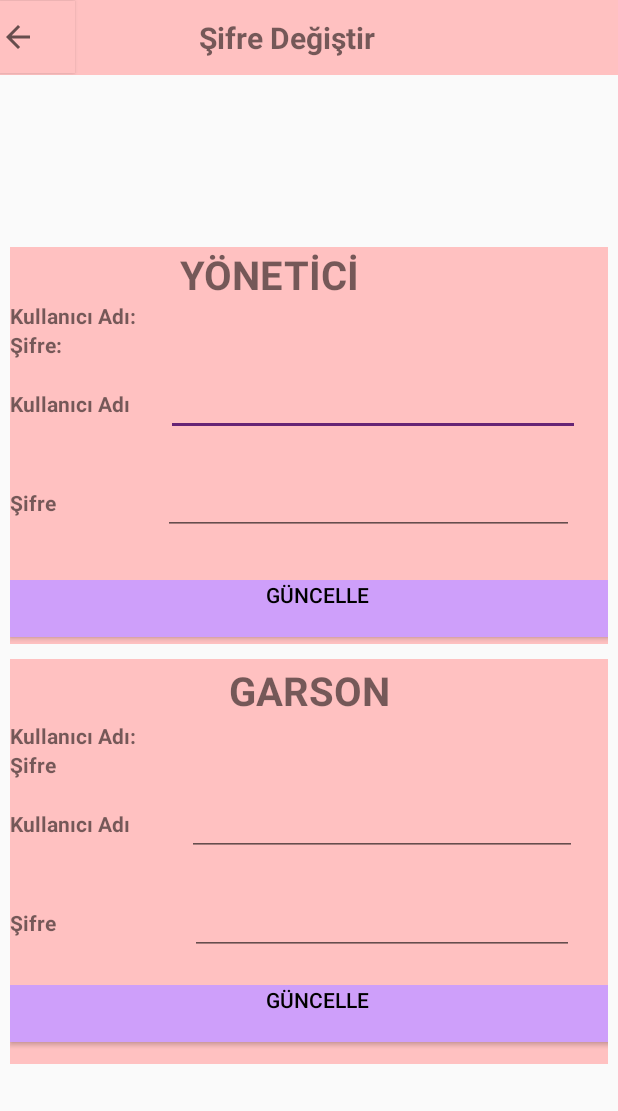
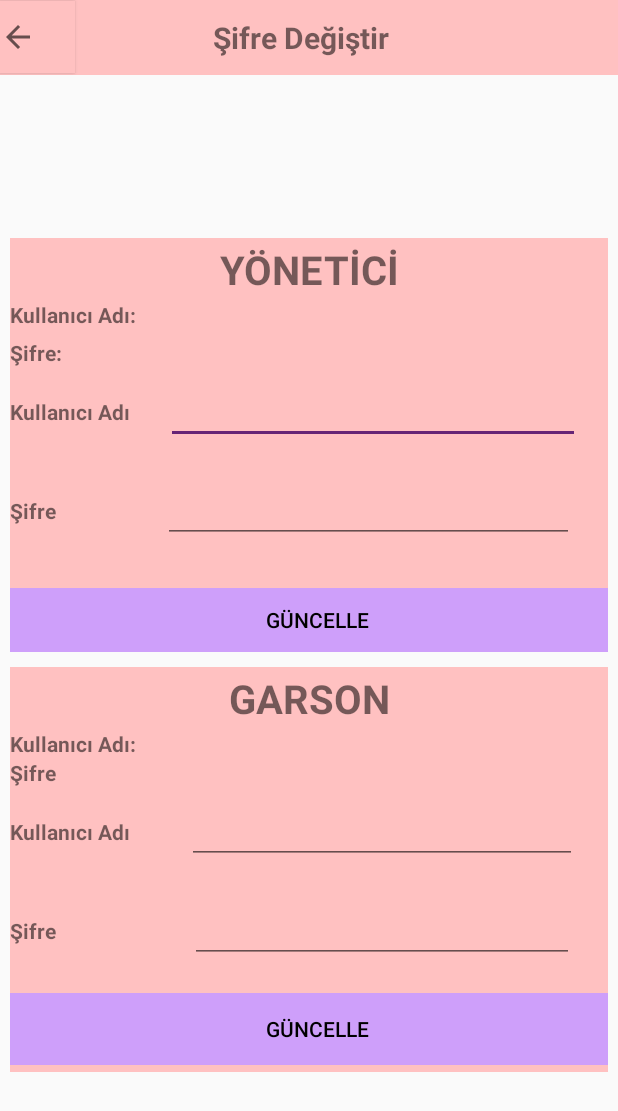
Before and after one commit to iremakdgn/siparisadmin, an Android app: the SifreDegis screen opened directly, with no data from a screen before it, on a phone screen of 412 x 824 dp. Shown: the top 1111 px of the screen. Run offline under Robolectric (Android 15) with nearby library versions, the phone set to English and light mode, and no system bars; 1 statement that could not run was skipped.

```diff
--- a/app/src/main/java/com/corba/corbam/Services/APIClient.java
+++ b/app/src/main/java/com/corba/corbam/Services/APIClient.java
@@ -6,7 +6,7 @@ import retrofit2.converter.gson.GsonConverterFactory;
 
 public class APIClient {
     private static Retrofit retrofit = null;
-    private static String Base_Url = "http://192.168.1.102/siparisapi/api/";
+    private static String Base_Url = "http://192.168.1.105/siparisapi/api/";
 
     public static Retrofit getClient() {
         if (retrofit == null) {
--- a/app/src/main/res/layout/activity_belli_tarih.xml
+++ b/app/src/main/res/layout/activity_belli_tarih.xml
@@ -54,6 +54,7 @@
 
                 <EditText
                     android:id="@+id/texttrhal"
+                    android:gravity="center"
                     android:layout_width="match_parent"
                     android:layout_height="wrap_content"
                     android:ems="10"
@@ -62,9 +63,11 @@
 
                 <Button
                     android:id="@+id/listelebtn"
-                    android:layout_width="118dp"
+                    android:background="#ffc1c1"
+                    android:layout_width="wrap_content"
                     android:layout_height="match_parent"
                     android:layout_marginTop="5dp"
+                    android:layout_marginLeft="20dp"
                     android:drawableLeft="@drawable/checkmark"
                     android:text="Listele"
                     android:textSize="40px"></Button>
--- a/app/src/main/res/layout/activity_iki_tarih.xml
+++ b/app/src/main/res/layout/activity_iki_tarih.xml
@@ -53,6 +53,7 @@
                     <EditText
                         android:id="@+id/texttrhal1"
                         android:layout_width="125dp"
+                        android:gravity="center"
                         android:layout_height="wrap_content"
                         android:ems="10"
                         android:hint="İlk Tarihi Seç"
@@ -60,6 +61,7 @@
 
                     <EditText
                         android:id="@+id/texttrhal2"
+                        android:gravity="center"
                         android:layout_width="129dp"
                         android:layout_height="wrap_content"
                         android:layout_marginLeft="20dp"
@@ -70,6 +72,7 @@
                     <Button
                         android:id="@+id/listelebtn"
                         android:layout_width="108dp"
+                        android:background="#ffc1c1"
                         android:layout_height="match_parent"
                         android:layout_marginLeft="20dp"
                         android:layout_marginTop="5dp"
--- a/app/src/main/res/layout/activity_menu_islem.xml
+++ b/app/src/main/res/layout/activity_menu_islem.xml
@@ -38,17 +38,19 @@
     <LinearLayout
         android:layout_width="match_parent"
         android:layout_height="match_parent"
+        android:layout_gravity="center"
         android:orientation="vertical">
         <Button
             android:layout_marginTop="10dp"
             android:layout_width="wrap_content"
             android:layout_height="wrap_content"
             android:id="@+id/btngncl"
-            android:layout_gravity="right"
+            android:layout_gravity="center"
             android:text="Menü Ekle"
             android:background="@color/colorPrimary"
             />
         <ListView
+            android:layout_marginTop="10dp"
             android:layout_width="wrap_content"
             android:layout_height="wrap_content"
         android:id="@+id/listmenu"/>
--- a/app/src/main/res/layout/activity_sifre_degis.xml
+++ b/app/src/main/res/layout/activity_sifre_degis.xml
@@ -26,7 +26,7 @@
         </Button>
 
         <TextView
-            android:layout_width="282dp"
+            android:layout_width="300dp"
             android:layout_height="wrap_content"
             android:gravity="center"
             android:text="Şifre Değiştir"
@@ -59,32 +59,31 @@
                 android:orientation="vertical">
 
                 <LinearLayout
-                    android:layout_width="wrap_content"
+                    android:layout_width="match_parent"
                     android:layout_height="wrap_content"
                     android:orientation="vertical">
 
                     <TextView
                         android:id="@+id/textView4"
-                        android:layout_width="345dp"
-                        android:layout_height="wrap_content"
+                        android:layout_width="match_parent"
+                        android:layout_height="41dp"
+                        android:layout_gravity="center"
                         android:layout_weight="1"
                         android:gravity="center"
                         android:text="YÖNETİCİ"
                         android:textSize="40px"
                         android:textStyle="bold"
-                        tools:ignore="MissingConstraints"
-                        tools:layout_editor_absoluteX="134dp"
-                        tools:layout_editor_absoluteY="16dp" />
+                        />
 
                     <LinearLayout
-                        android:layout_width="wrap_content"
+                        android:layout_width="match_parent"
                         android:layout_height="wrap_content"
                         android:orientation="vertical">
 
                         <TextView
                             android:id="@+id/geskikul"
-                            android:layout_width="265dp"
-                            android:layout_height="wrap_content"
+                            android:layout_width="match_parent"
+                            android:layout_height="25dp"
                             android:text="Kullanıcı Adı:"
                             android:textStyle="bold"
                             tools:ignore="MissingConstraints"
@@ -158,15 +157,15 @@
 
                     <LinearLayout
                         android:layout_width="match_parent"
-                        android:layout_height="75dp"
+                        android:layout_height="wrap_content"
                         android:orientation="horizontal">
                         <Button
                             android:id="@+id/button"
-                            android:layout_width="213dp"
-                            android:layout_height="38dp"
+                            android:layout_width="wrap_content"
+                            android:layout_height="wrap_content"
                             android:layout_weight="1"
                             android:background="#CE9FFA"
-                            android:gravity="center_horizontal"
+                            android:gravity="center"
                             android:text="GÜNCELLE"
                             android:textColor="#000" />
                     </LinearLayout>
@@ -285,15 +284,15 @@
                     </LinearLayout>
                     <LinearLayout
                         android:layout_width="match_parent"
-                        android:layout_height="75dp"
+                        android:layout_height="wrap_content"
                         android:orientation="horizontal">
                         <Button
                             android:id="@+id/button2"
-                            android:layout_width="213dp"
-                            android:layout_height="38dp"
+                            android:layout_width="wrap_content"
+                            android:layout_height="wrap_content"
                             android:layout_weight="1"
                             android:background="#CE9FFA"
-                            android:gravity="center_horizontal"
+                            android:gravity="center"
                             android:text="GÜNCELLE"
                             android:textColor="#000" />
                     </LinearLayout>
--- a/app/src/main/res/layout/bellitarihli_dizayn.xml
+++ b/app/src/main/res/layout/bellitarihli_dizayn.xml
@@ -18,6 +18,8 @@
 
             <TextView
                 android:id="@+id/sdtylist"
+                android:textStyle="bold"
+                android:layout_marginLeft="10dp"
                 android:layout_width="match_parent"
                 android:layout_height="100dp"
                 android:textSize="40px"></TextView>
@@ -30,6 +32,7 @@
 
             <TextView
                 android:id="@+id/lblmasano"
+                android:textStyle="bold"
                 android:layout_width="match_parent"
                 android:layout_height="33dp"
                 android:text="MASA NO"
@@ -37,6 +40,7 @@
 
             <TextView
                 android:id="@+id/lbltarih"
+                android:textStyle="bold"
                 android:layout_width="match_parent"
                 android:layout_height="36dp"
                 android:text="TARİH"
@@ -44,6 +48,7 @@
 
             <TextView
                 android:id="@+id/lblsaat"
+                android:textStyle="bold"
                 android:layout_width="match_parent"
                 android:layout_height="35dp"
                 android:text="SAAT"
--- a/app/src/main/res/layout/ikitarihli_dizayn.xml
+++ b/app/src/main/res/layout/ikitarihli_dizayn.xml
@@ -20,6 +20,8 @@
 
             <TextView
                 android:id="@+id/sdtylist"
+                android:textStyle="bold"
+                android:layout_marginLeft="10dp"
                 android:layout_width="wrap_content"
                 android:layout_height="171dp"
                 android:textSize="40px"></TextView>
@@ -33,6 +35,7 @@
 
             <TextView
                 android:id="@+id/lblmasano"
+                android:textStyle="bold"
                 android:layout_width="match_parent"
                 android:layout_height="32dp"
                 android:text="MASA NO"
@@ -40,6 +43,7 @@
 
             <TextView
                 android:id="@+id/lbltarih"
+                android:textStyle="bold"
                 android:layout_width="match_parent"
                 android:layout_height="31dp"
                 android:text="TARİH"
@@ -47,6 +51,7 @@
 
             <TextView
                 android:id="@+id/lblsaat"
+                android:textStyle="bold"
                 android:layout_width="match_parent"
                 android:layout_height="36dp"
                 android:text="SAAT"
--- a/app/src/main/res/xml/network_security_config.xml
+++ b/app/src/main/res/xml/network_security_config.xml
@@ -1,6 +1,6 @@
 <?xml version="1.0" encoding="utf-8"?>
 <network-security-config>
     <domain-config cleartextTrafficPermitted="true">
-        <domain includeSubdomains="true">192.168.1.102</domain>
+        <domain includeSubdomains="true">192.168.1.105</domain>
     </domain-config>
 </network-security-config>
```
Also changed, not shown: app/src/main/res/layout/activity_admin_bildiri.xml (+4 -4 lines), app/src/main/res/layout/activity_masa_islem.xml (+11 -5 lines), app/src/main/res/layout/bildiri_dizayn.xml (+5 -2 lines), app/src/main/res/layout/masa_dizayn.xml (+10 -5 lines), app/src/main/res/layout/menu_dizayn.xml (+21 -16 lines), app/src/main/res/layout/siparis_row_layout.xml (+11 -2 lines).
